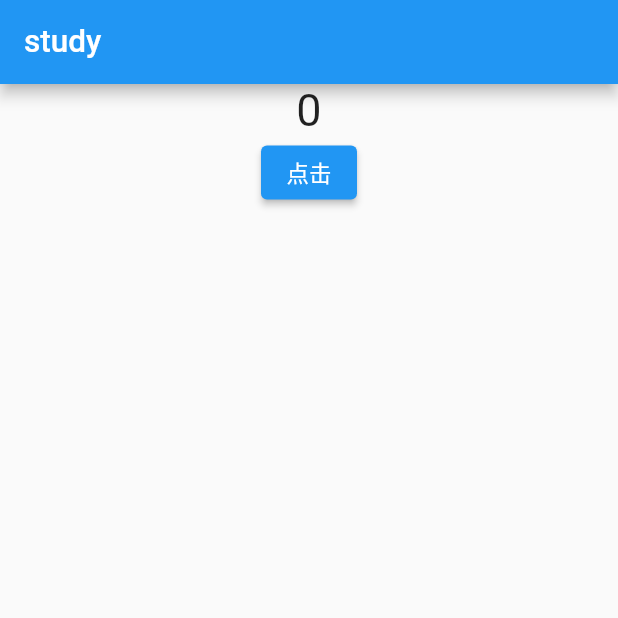
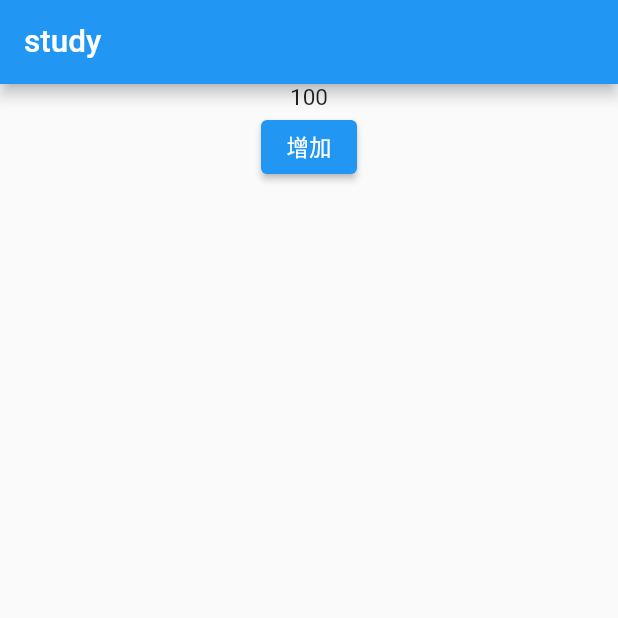
Before and after one commit to zhangrunhao/account_flutter, a Flutter app: the screen it shows after launch, on a phone screen of 412 x 824 dp, the top half of it. Run offline on Flutter 3.47's test engine with Material 2 defaults, Android fonts, the phone set to English and light mode, and no system bars; our stand-ins replace decimal, dio, flutter_easyloading, shared_preferences.

Commit message:
add counter model

```diff
--- /dev/null
+++ b/lib/model/counter_model.dart
@@ -0,0 +1,18 @@
+import 'package:flutter/material.dart';
+
+class CounterModel with ChangeNotifier {
+  int count;
+
+  CounterModel(this.count) {
+    _init();
+  }
+
+  void _init() {
+    count = 100;
+  }
+
+  void increment() {
+    count++;
+    notifyListeners();
+  }
+}
--- a/lib/pages/study/inherited_test_route.dart
+++ b/lib/pages/study/inherited_test_route.dart
@@ -1,6 +1,8 @@
 import 'package:flutter/material.dart';
 
 class InheritedWidgetTestRoute extends StatefulWidget {
+  const InheritedWidgetTestRoute({super.key});
+
   @override
   State<StatefulWidget> createState() {
     return InheritedWidgetTestRouteState();
@@ -46,8 +48,8 @@ class SharedDataWidget extends InheritedWidget {
 
   // 该回调决定当data变化时, 是否通知子树中依赖data的widget是否变化
   @override
-  bool updateShouldNotify(SharedDataWidget old) {
-    return old.data != data;
+  bool updateShouldNotify(SharedDataWidget oldWidget) {
+    return oldWidget.data != data;
   }
 }
 
--- /dev/null
+++ b/lib/pages/study/provider_show.dart
@@ -0,0 +1,37 @@
+import 'package:account_flutter/model/counter_model.dart';
+import 'package:flutter/material.dart';
+import 'package:provider/provider.dart';
+
+class ProviderShow extends StatelessWidget {
+  @override
+  Widget build(BuildContext context) {
+    return Center(
+      child: Column(
+        children: [
+          _ShowNumber(),
+          _PressClick(),
+        ],
+      ),
+    );
+  }
+}
+
+class _ShowNumber extends StatelessWidget {
+  @override
+  Widget build(BuildContext context) {
+    final int data = context.watch<CounterModel>().count;
+    return Text(data.toString());
+  }
+}
+
+class _PressClick extends StatelessWidget {
+  @override
+  Widget build(BuildContext context) {
+    return ElevatedButton(
+      onPressed: () {
+        context.read<CounterModel>().increment();
+      },
+      child: const Text('增加'),
+    );
+  }
+}
--- a/lib/pages/study/study_page.dart
+++ b/lib/pages/study/study_page.dart
@@ -1,4 +1,5 @@
 import 'package:account_flutter/pages/study/inherited_test_route.dart';
+import 'package:account_flutter/pages/study/provider_show.dart';
 import 'package:flutter/material.dart';
 
 
@@ -12,7 +13,7 @@ class StudyPage extends StatelessWidget {
         title: const Text("study"),
       ),
       body: Center(
-        child: InheritedWidgetTestRoute(),
+        child: ProviderShow(),
       ),
     );
   }
```
Also changed, not shown: lib/main.dart (+12 -1 lines).
